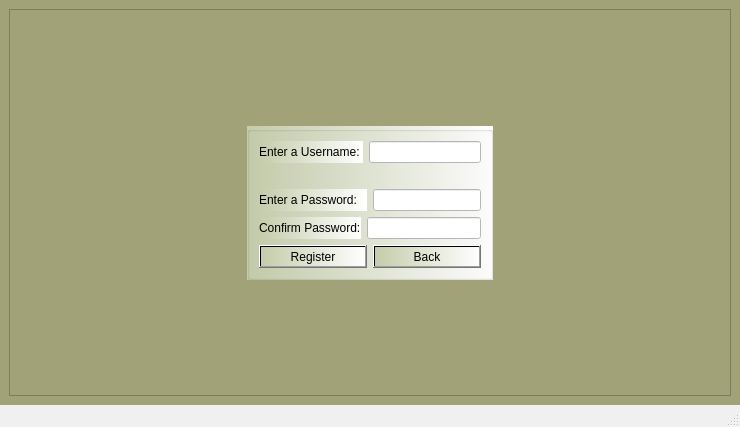
Before: the Qt Designer form Client/mainwindow.ui in AlexandruNuta/ProjectModernCPP, drawn with Qt 5.
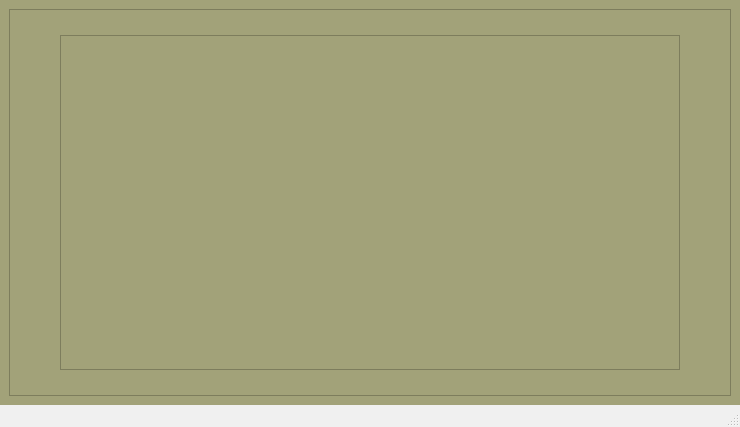
After: the same form once the commit is applied. The open tabs and pages were chosen to show the change. Icons and pictures are not drawn.

Commit message: Added QuestionResults Page and modified pushButton functions.

Patch:
```diff
--- a/Client/mainwindow.ui
+++ b/Client/mainwindow.ui
@@ -608,7 +608,7 @@
              <item>
               <widget class="QLabel" name="label_5">
                <property name="text">
-                <string>Enter a Username: </string>
+                <string>Enter a Username:</string>
                </property>
               </widget>
              </item>
@@ -639,7 +639,7 @@
              <item>
               <widget class="QLabel" name="label_6">
                <property name="text">
-                <string>Enter a Password:   </string>
+                <string>Enter a Password:  </string>
                </property>
               </widget>
              </item>
@@ -2151,6 +2151,25 @@
         </item>
        </layout>
       </widget>
+      <widget class="QWidget" name="page_QuestionResults">
+       <layout class="QGridLayout" name="gridLayout_20">
+        <property name="leftMargin">
+         <number>50</number>
+        </property>
+        <property name="topMargin">
+         <number>25</number>
+        </property>
+        <property name="rightMargin">
+         <number>50</number>
+        </property>
+        <property name="bottomMargin">
+         <number>25</number>
+        </property>
+        <item row="0" column="0">
+         <widget class="QGraphicsView" name="graphicsView"/>
+        </item>
+       </layout>
+      </widget>
       <widget class="QWidget" name="page_Map">
        <layout class="QGridLayout" name="gridLayout_12">
         <item row="0" column="0">
```
Left out of the diff: 45 changed lines with no effect on the pictures. Lines whose indentation alone changed are shown as unchanged. The commit also changes 22 other files.
